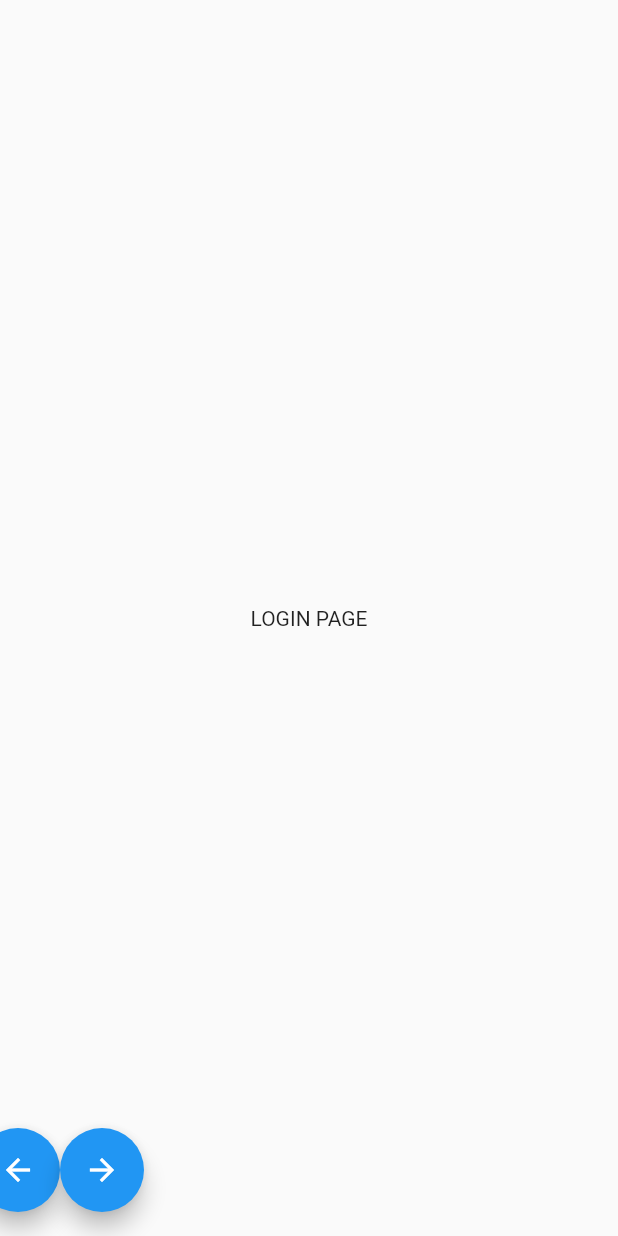
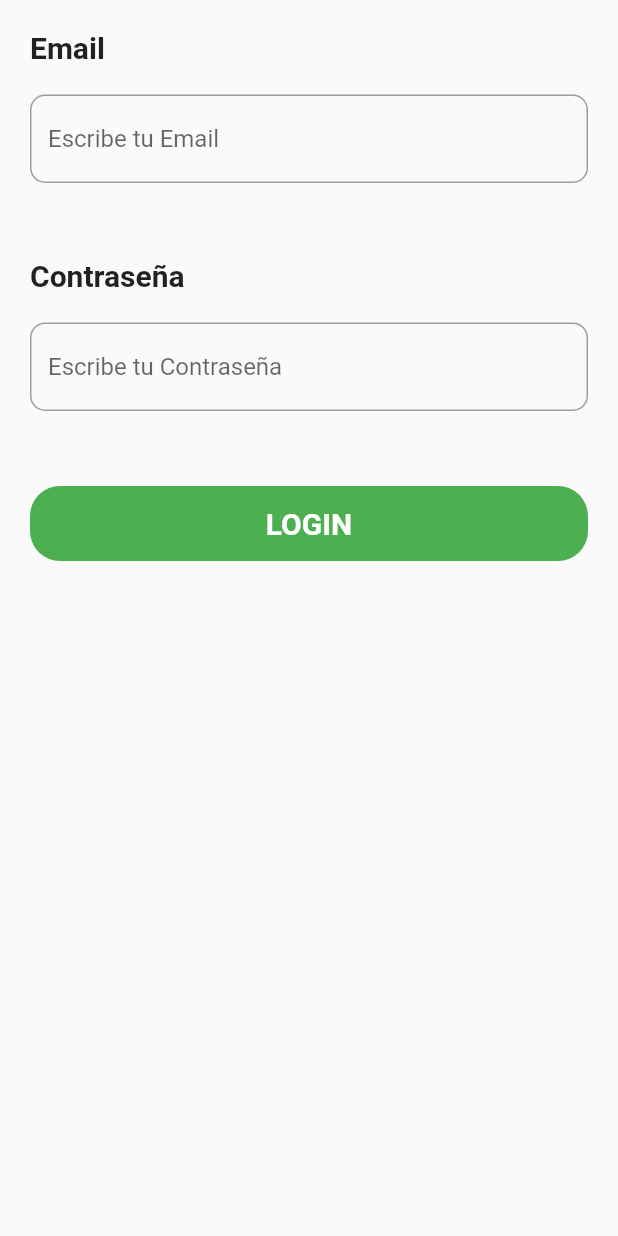
Before and after one commit to ecomputer-flutteracademy/nav_app_ecomputer, a Flutter app: the screen it shows after launch, after a tap on the "arrow forward ios" icon, on a phone screen of 412 x 824 dp. Run offline on Flutter 3.47's test engine with Material 2 defaults, Android fonts, the phone set to English and light mode, and no system bars; our stand-ins replace flutter_bloc, get_it, go_router.

Commit message:
form login page

```diff
--- a/lib/core/routes/app_router.dart
+++ b/lib/core/routes/app_router.dart
@@ -3,9 +3,9 @@ import 'dart:async';
 import 'package:flutter/foundation.dart';
 import 'package:go_router/go_router.dart';
 import 'package:nav_app_ecomputer/core/locator/locator.dart';
-import 'package:nav_app_ecomputer/modules/auth/pages/login_page.dart';
-import 'package:nav_app_ecomputer/modules/auth/pages/register_page.dart';
-import 'package:nav_app_ecomputer/modules/auth/pages/welcome_page.dart';
+import 'package:nav_app_ecomputer/modules/auth/ui/pages/login_page.dart';
+import 'package:nav_app_ecomputer/modules/auth/ui/pages/register_page.dart';
+import 'package:nav_app_ecomputer/modules/auth/ui/pages/welcome_page.dart';
 import 'package:nav_app_ecomputer/modules/bicicletas/pages/bicicletas_page.dart';
 import 'package:nav_app_ecomputer/modules/camisetas/pages/camisetas_page.dart';
 import 'package:nav_app_ecomputer/modules/home/pages/home_page.dart';
--- a/lib/modules/auth/pages/login_page.dart
+++ /dev/null
@@ -1,40 +0,0 @@
-import 'package:flutter/material.dart';
-import 'package:go_router/go_router.dart';
-import 'package:nav_app_ecomputer/core/locator/locator.dart';
-import 'package:nav_app_ecomputer/modules/start/cubits/cubit/start_cubit.dart';
-
-class LoginPage extends StatelessWidget {
-  const LoginPage({Key? key}) : super(key: key);
-
-  @override
-  Widget build(BuildContext context) {
-    return Scaffold(
-      floatingActionButton: Row(
-        children: [
-          FloatingActionButton(
-            onPressed: () {
-              context.pop();
-            },
-            heroTag: 'F1',
-            child: Icon(
-              Icons.arrow_back,
-            ),
-          ),
-          FloatingActionButton(
-            heroTag: 'F2',
-            onPressed: () {
-              // context.goNamed(AppRoutes.camisetas.name);
-              locator<StartCubit>().checkIfUserIsLogged(isUserLogged: true);
-            },
-            child: Icon(
-              Icons.arrow_forward,
-            ),
-          ),
-        ],
-      ),
-      body: Center(
-        child: Text("LOGIN PAGE"),
-      ),
-    );
-  }
-}
--- /dev/null
+++ b/lib/modules/auth/ui/pages/login_page.dart
@@ -0,0 +1,102 @@
+import 'package:flutter/material.dart';
+import 'package:go_router/go_router.dart';
+import 'package:nav_app_ecomputer/core/locator/locator.dart';
+import 'package:nav_app_ecomputer/modules/auth/ui/widgets/basic_text_form.dart';
+import 'package:nav_app_ecomputer/modules/start/cubits/cubit/start_cubit.dart';
+import 'package:nav_app_ecomputer/utils/validators.dart';
+
+class LoginPage extends StatelessWidget {
+  const LoginPage({Key? key}) : super(key: key);
+
+  @override
+  Widget build(BuildContext context) {
+    TextEditingController emailController = TextEditingController();
+    TextEditingController passController = TextEditingController();
+    FormValidator formValidator = FormValidator();
+    final formKey = GlobalKey<FormState>();
+    return Scaffold(
+      // floatingActionButton: Row(
+      //   children: [
+      //     FloatingActionButton(
+      //       onPressed: () {
+      //         context.pop();
+      //       },
+      //       heroTag: 'F1',
+      //       child: Icon(
+      //         Icons.arrow_back,
+      //       ),
+      //     ),
+      //     FloatingActionButton(
+      //       heroTag: 'F2',
+      //       onPressed: () {
+      //         // context.goNamed(AppRoutes.camisetas.name);
+      //         locator<StartCubit>().checkIfUserIsLogged(isUserLogged: true);
+      //       },
+      //       child: Icon(
+      //         Icons.arrow_forward,
+      //       ),
+      //     ),
+      //   ],
+      // ),
+      body: Form(
+        key: formKey,
+        child: Padding(
+          padding: const EdgeInsets.symmetric(horizontal: 20.0),
+          child: ListView(
+            children: [
+              const SizedBox(
+                height: 20.0,
+              ),
+              BasicTextForm(
+                title: 'Email',
+                hintText: 'Escribe tu Email',
+                textEditingController: emailController,
+                obscureText: false,
+                validator: formValidator.isValidEmail,
+              ),
+              const SizedBox(
+                height: 50.0,
+              ),
+              BasicTextForm(
+                title: "Contraseña",
+                hintText: 'Escribe tu Contraseña',
+                textEditingController: passController,
+                obscureText: true,
+                validator: formValidator.isValidPass,
+              ),
+              const SizedBox(
+                height: 50.0,
+              ),
+              GestureDetector(
+                onTap: () {
+                  if (formKey.currentState!.validate()) {
+                    print("Este Formulario es Verdadero");
+                  } else {
+                    print("Vuelve a Intentarlo");
+                  }
+                },
+                child: Container(
+                  height: 50,
+                  decoration: BoxDecoration(
+                    color: Colors.green,
+                    borderRadius: BorderRadius.circular(20),
+                  ),
+                  child: const Center(
+                    child: Text(
+                      "LOGIN",
+                      style: TextStyle(
+                        color: Colors.white,
+                        fontSize: 20,
+                        fontWeight: FontWeight.bold,
+                      ),
+                    ),
+                  ),
+                ),
+              )
+            ],
+          ),
+        ),
+      ),
+    );
+  }
+}
--- /dev/null
+++ b/lib/modules/auth/ui/widgets/basic_text_form.dart
@@ -0,0 +1,58 @@
+import 'package:flutter/material.dart';
+
+class BasicTextForm extends StatelessWidget {
+  final TextEditingController textEditingController;
+  final String? Function(String?)? validator;
+  final String hintText;
+  final bool obscureText;
+  final String title;
+  const BasicTextForm({
+    Key? key,
+    required this.textEditingController,
+    required this.hintText,
+    required this.obscureText,
+    required this.title,
+    required this.validator,
+  }) : super(key: key);
+
+  @override
+  Widget build(BuildContext context) {
+    return Column(
+      crossAxisAlignment: CrossAxisAlignment.start,
+      children: [
+        Text(
+          title,
+          style: const TextStyle(
+            fontSize: 20,
+            fontWeight: FontWeight.bold,
+          ),
+        ),
+        SizedBox(
+          height: 20,
+        ),
+        TextFormField(
+          controller: textEditingController,
+          obscureText: obscureText,
+          validator: validator,
+          decoration: InputDecoration(
+            hintText: hintText,
+            enabledBorder: OutlineInputBorder(
+              borderRadius: BorderRadius.circular(10.0),
+              borderSide: const BorderSide(
+                width: 1.0,
+                color: Colors.grey,
+              ),
+            ),
+            focusedBorder: OutlineInputBorder(
+              borderRadius: BorderRadius.circular(10.0),
+              borderSide: const BorderSide(
+                width: 1.0,
+                color: Colors.grey,
+              ),
+            ),
+          ),
+        ),
+      ],
+    );
+  }
+}
--- /dev/null
+++ b/lib/utils/validators.dart
@@ -0,0 +1,21 @@
+class FormValidator {
+  String? isValidEmail(String? text) {
+    return _isEmailExp(text ?? '') ? null : "Este email NO es válido";
+  }
+
+  String? isValidPass(String? text) {
+    if (text == null || text.length < 6) {
+      return "Esta contraseña es muy corta";
+    }
+    return null;
+  }
+
+  /// Checks with RegExp
+  static bool _hasMatch(String? value, String pattern) {
+    return (value == null) ? false : RegExp(pattern).hasMatch(value);
+  }
+
+  /// Checks if string is email.
+  static bool _isEmailExp(String s) => _hasMatch(s,
+      r'^(([^<>()[\]\\.,;:\s@\"]+(\.[^<>()[\]\\.,;:\s@\"]+)*)|(\".+\"))@((\[[0-9]{1,3}\.[0-9]{1,3}\.[0-9]{1,3}\.[0-9]{1,3}\])|(([a-zA-Z\-0-9]+\.)+[a-zA-Z]{2,}))$');
+}
```
Also changed, not shown: lib/modules/auth/ui/pages/register_page.dart (renamed from lib/modules/auth/pages/register_page.dart), lib/modules/auth/ui/pages/welcome_page.dart (renamed from lib/modules/auth/pages/welcome_page.dart).
